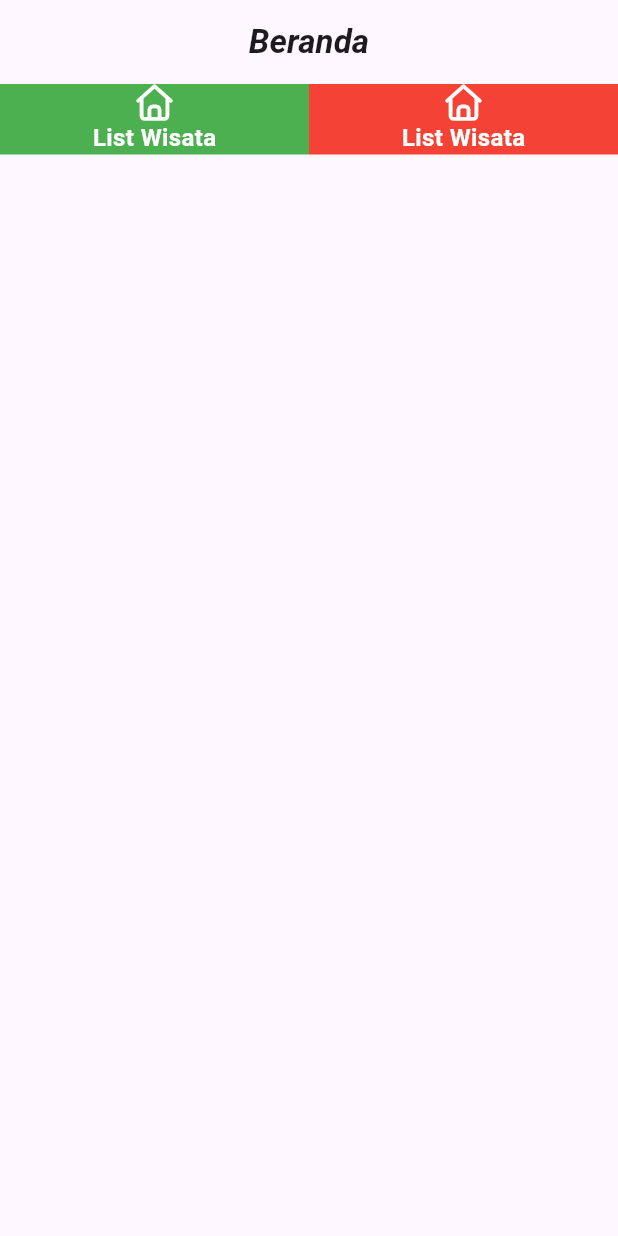
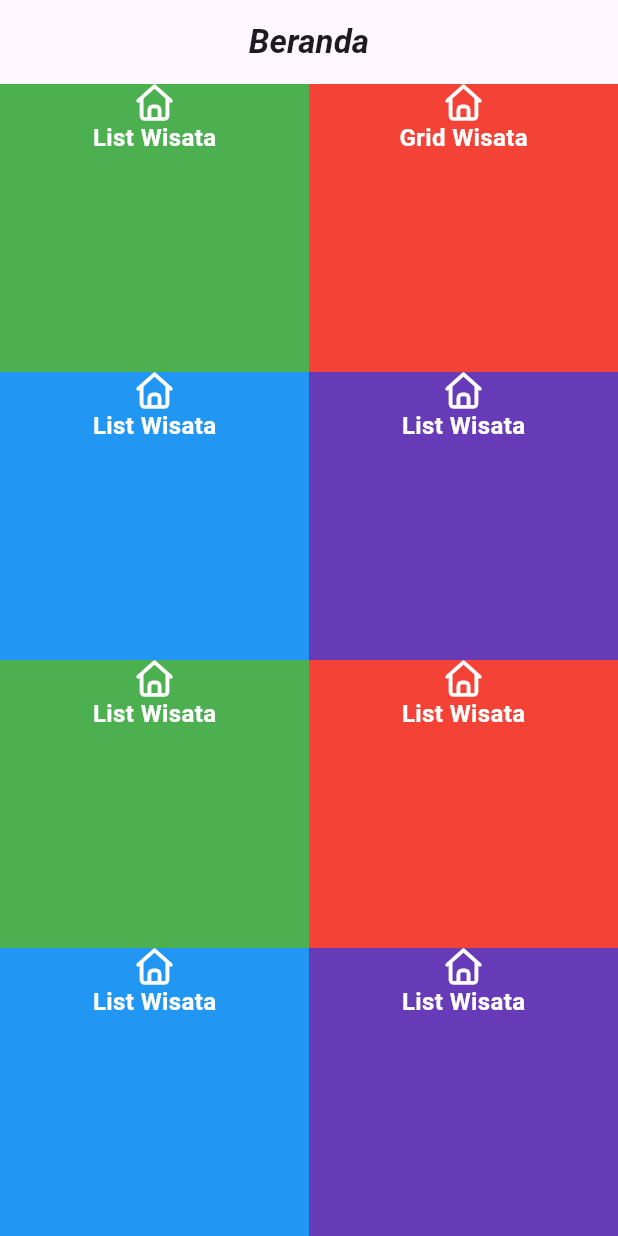
Before and after one commit to risyady/flutter_learn_ina, a Flutter app: the screen it shows after launch, on a phone screen of 412 x 824 dp. Run offline on Flutter 3.47's test engine with Material 3 defaults, Android fonts, the phone set to English and light mode, and no system bars; our stand-ins replace font_awesome_flutter.

Commit message:
ListView & GridView

```diff
--- a/lib/main.dart
+++ b/lib/main.dart
@@ -2,7 +2,9 @@ import 'package:flutter/material.dart';
 import 'package:flutter_learn_ina/screen/beranda_screen.dart';
 import 'package:flutter_learn_ina/screen/detail_screen.dart';
 import 'package:flutter_learn_ina/screen/extract_argument_screen.dart';
+import 'package:flutter_learn_ina/screen/grid_wisata_screen.dart';
 import 'package:flutter_learn_ina/screen/home_screen.dart';
+import 'package:flutter_learn_ina/screen/list_wisata.dart';
 import 'package:flutter_learn_ina/screen/signup_screen.dart';
 import 'package:flutter_learn_ina/screen/splash_screen.dart';
 
@@ -25,6 +27,8 @@ class MyApp extends StatelessWidget {
         DetailScreen.id: (context) => const DetailScreen(),
         SignupScreen.id: (context) => const SignupScreen(),
         ExtractArgumentScreen.id: (context) => const ExtractArgumentScreen(),
+        ListWisata.id: (context) => const ListWisata(),
+        GridWisataScreen.id: (context) => const GridWisataScreen(),
       },
       // home: SplashScreen(),
     );
--- a/lib/screen/beranda_screen.dart
+++ b/lib/screen/beranda_screen.dart
@@ -1,4 +1,6 @@
 import 'package:flutter/material.dart';
+import 'package:flutter_learn_ina/screen/grid_wisata_screen.dart';
+import 'package:flutter_learn_ina/screen/list_wisata.dart';
 import 'package:font_awesome_flutter/font_awesome_flutter.dart';
 
 class BerandaScreen extends StatefulWidget {
@@ -25,27 +27,106 @@ class _BerandaScreenState extends State<BerandaScreen> {
       ),
       body: Column(
         children: [
-          Row(
+          Flexible(
+            child: Row(
               children: [
                 menuCard(
                   Colors.green,
                   FontAwesomeIcons.house,
                   "List Wisata",
+                  context,
+                  ListWisata.id,
+                ),
+                menuCard(
+                  Colors.red,
+                  FontAwesomeIcons.house,
+                  "Grid Wisata",
+                  context,
+                  GridWisataScreen.id,
+                ),
+              ],
+            ),
+          ),
+          Flexible(
+            child: Row(
+              children: [
+                menuCard(
+                  Colors.blue,
+                  FontAwesomeIcons.house,
+                  "List Wisata",
+                  context,
+                  ListWisata.id,
+                ),
+                menuCard(
+                  Colors.deepPurple,
+                  FontAwesomeIcons.house,
+                  "List Wisata",
+                  context,
+                  ListWisata.id,
+                ),
+              ],
+            ),
+          ),
+          Flexible(
+            child: Row(
+              children: [
+                menuCard(
+                  Colors.green,
+                  FontAwesomeIcons.house,
+                  "List Wisata",
+                  context,
+                  ListWisata.id,
                 ),
                 menuCard(
                   Colors.red,
                   FontAwesomeIcons.house,
                   "List Wisata",
+                  context,
+                  ListWisata.id,
                 ),
               ],
+            ),
+          ),
+          Flexible(
+            child: Row(
+              children: [
+                menuCard(
+                  Colors.blue,
+                  FontAwesomeIcons.house,
+                  "List Wisata",
+                  context,
+                  ListWisata.id,
+                ),
+                menuCard(
+                  Colors.deepPurple,
+                  FontAwesomeIcons.house,
+                  "List Wisata",
+                  context,
+                  ListWisata.id,
+                ),
+              ],
+            ),
           ),
         ],
       ),
     );
   }
 
-  Flexible menuCard(Color? color, IconData? icon, String? title) {
+  Flexible menuCard(
+    Color? color,
+    IconData? icon,
+    String? title,
+    BuildContext context,
+    String? toScreen,
+  ) {
     return Flexible(
+      child: GestureDetector(
+        onTap: () {
+          Navigator.pushReplacementNamed(
+            context,
+            toScreen!,
+          );
+        },
         child: Container(
           width: double.infinity,
           color: color,
@@ -66,6 +147,7 @@ class _BerandaScreenState extends State<BerandaScreen> {
             ],
           ),
         ),
+      ),
     );
   }
 }
```
Also changed, not shown: lib/data/wisata_data.dart (added, +110 -0 lines), lib/model/wisata_model.dart (added, +13 -0 lines), lib/screen/grid_wisata_screen.dart (added, +66 -0 lines), lib/screen/list_wisata.dart (added, +63 -0 lines), assets/img/img1.jpg (added), assets/img/img2.jpg (added), assets/img/img3.jpg (added). Lines whose indentation alone changed are shown as unchanged.
